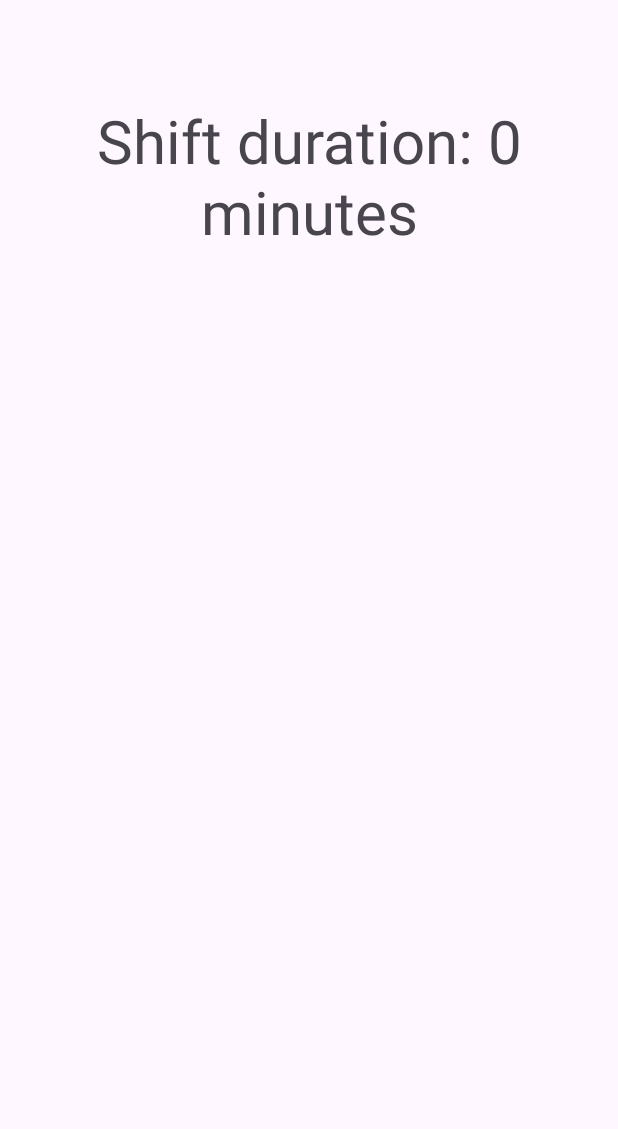
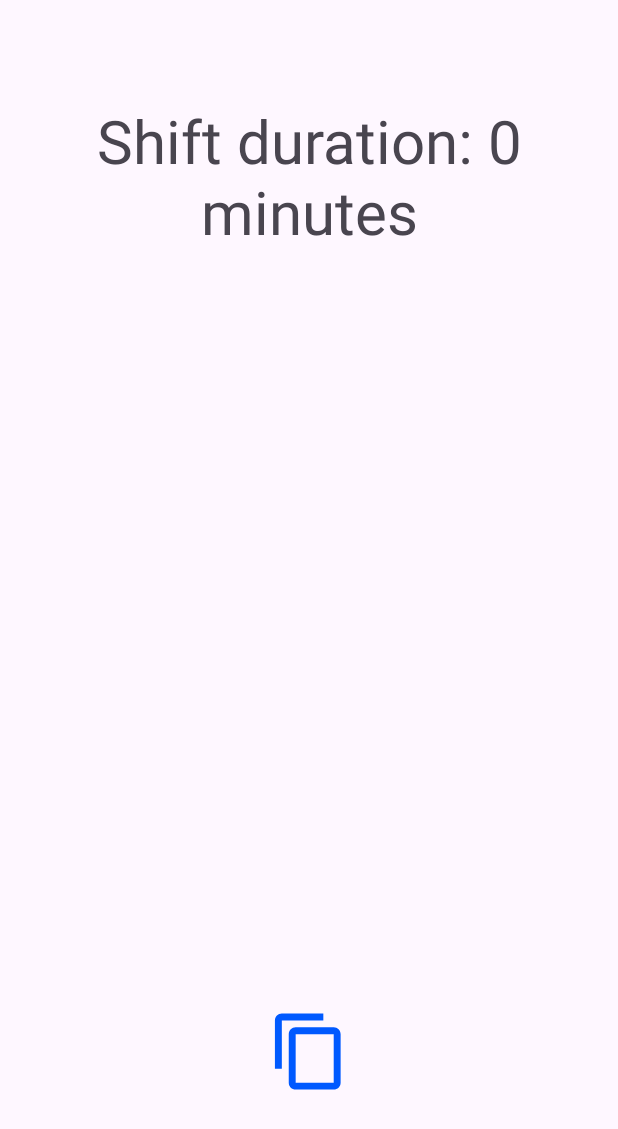
Before and after one commit to W3r7y/Night_Watch, an Android app: the CalculateShiftsActivity screen opened directly, with no data from a screen before it, on a phone screen of 412 x 824 dp. Shown: the top 1129 px of the screen. Run offline under Robolectric (Android 15) with nearby library versions, the phone set to English and light mode, and no system bars; 5 statements that could not run were skipped.

Commit message:
Adding shifts copying functionality.

```diff
--- /dev/null
+++ b/app/src/main/res/drawable/copy_shifts.xml
@@ -0,0 +1,5 @@
+<vector android:height="24dp" android:tint="#0059FF"
+    android:viewportHeight="24" android:viewportWidth="24"
+    android:width="24dp" xmlns:android="http://schemas.android.com/apk/res/android">
+    <path android:fillColor="@android:color/white" android:pathData="M16,1L4,1c-1.1,0 -2,0.9 -2,2v14h2L4,3h12L16,1zM19,5L8,5c-1.1,0 -2,0.9 -2,2v14c0,1.1 0.9,2 2,2h11c1.1,0 2,-0.9 2,-2L21,7c0,-1.1 -0.9,-2 -2,-2zM19,21L8,21L8,7h11v14z"/>
+</vector>
--- a/app/src/main/res/layout/activity_calculate_shifts.xml
+++ b/app/src/main/res/layout/activity_calculate_shifts.xml
@@ -25,5 +25,16 @@
         android:layout_width="match_parent"
         android:layout_height="480dp"
         app:layout_constraintTop_toBottomOf="@id/shifts_tv"
+        android:layout_marginTop="25dp"
+        />
+
+    <ImageView
+        android:id="@+id/copy_shifts_image"
+        android:layout_width="55sp"
+        android:layout_height="55sp"
+        app:layout_constraintTop_toBottomOf="@+id/shifts_list_view"
+        app:layout_constraintRight_toRightOf="parent"
+        app:layout_constraintLeft_toLeftOf="parent"
+        android:src="@drawable/copy_shifts"
         />
 </androidx.constraintlayout.widget.ConstraintLayout>
```
Also changed, not shown: app/src/main/java/com/example/myapplication/CalculateShiftsActivity.java (+26 -1 lines).
